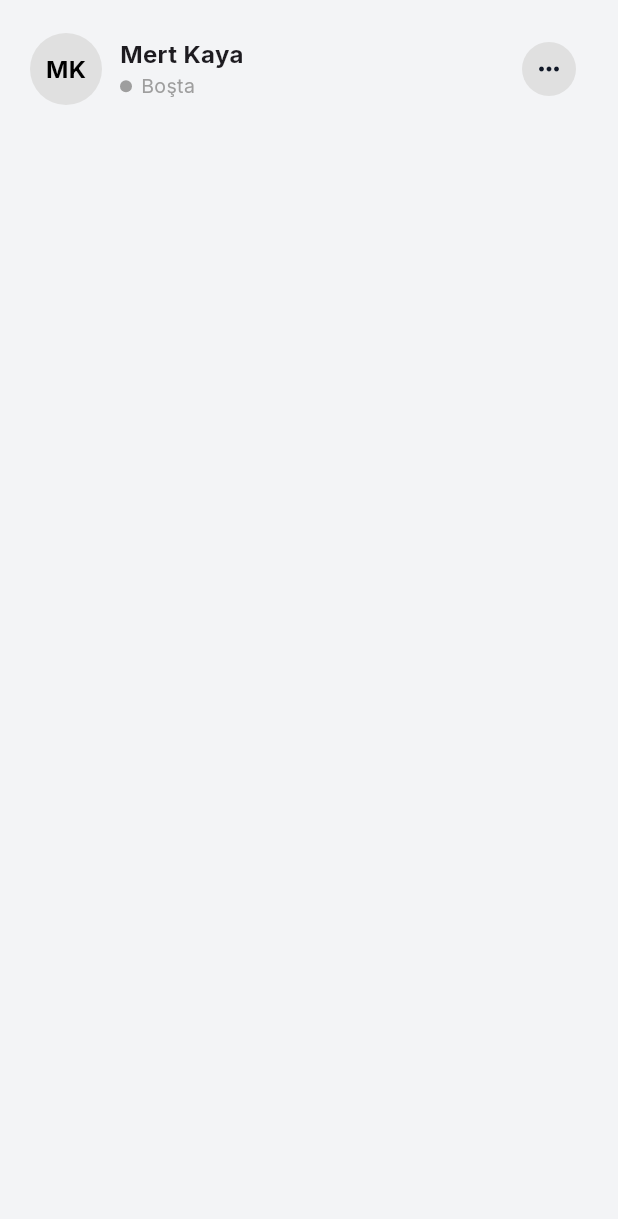
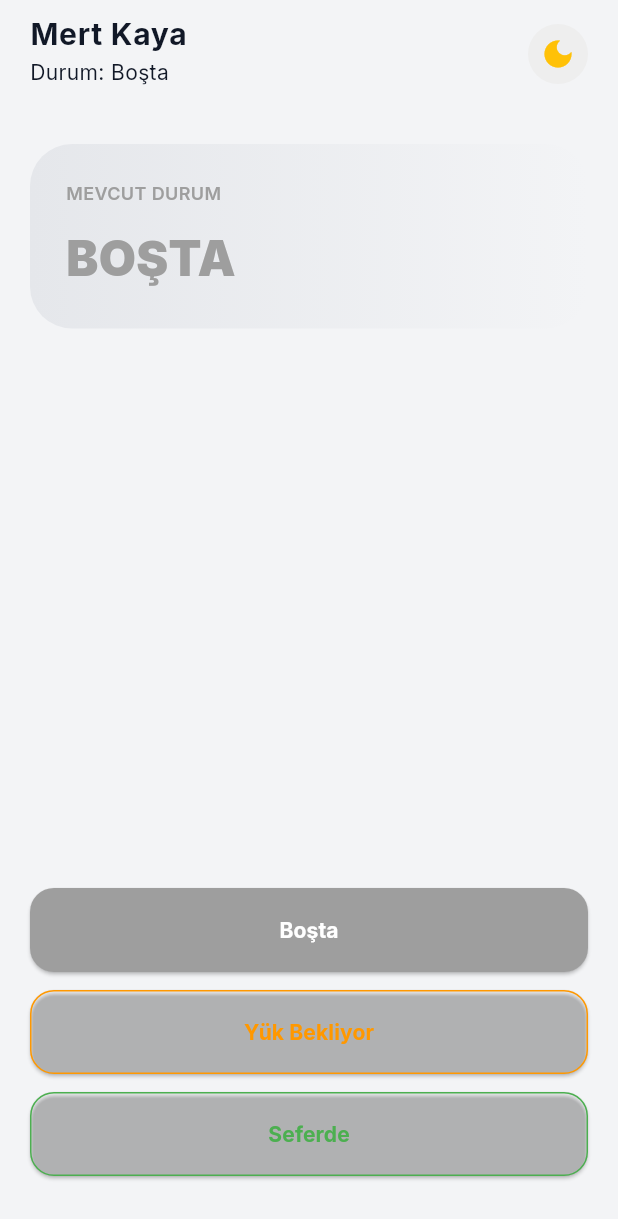
Before and after one commit to Koglerune/flutter_code_case1, a Flutter app: the screen it shows after launch, on a phone screen of 412 x 824 dp. Shown: the top 1219 px of the screen. Run offline on Flutter 3.47's test engine with Material 3 defaults, Android fonts, the phone set to English and light mode, and no system bars; our stand-ins replace flutter_riverpod, google_fonts, hive, hive_flutter; accounts and stored records are empty.

Commit message:
(feat) complete driver dashboard UI and persistence

```diff
--- a/lib/core/database/local_database.dart
+++ b/lib/core/database/local_database.dart
@@ -3,13 +3,22 @@ import '../../features/driver_board/models/driver_model.dart';
 
 class LocalDatabase {
   static late Box<Driver> driverBox;
+  static late Box settingsBox;
 
   static Future<void> initialize() async {
     await Hive.initFlutter();
-
     Hive.registerAdapter(DriverAdapter());
     Hive.registerAdapter(DriverStatusAdapter());
 
     driverBox = await Hive.openBox<Driver>('drivers');
+    settingsBox = await Hive.openBox('settings');
+
+    if (driverBox.isEmpty) {
+      final names = ['Mert Kaya', 'Caner Yılmaz', 'Ayşe Demir', 'Burak Öz', 'Deniz Ak'];
+      for (var name in names) {
+        final id = name.toLowerCase().replaceAll(' ', '_');
+        driverBox.put(id, Driver(id: id, name: name, status: DriverStatus.idle, lastUpdated: DateTime.now()));
+      }
+    }
   }
 }
--- a/lib/features/driver_board/models/driver_model.dart
+++ b/lib/features/driver_board/models/driver_model.dart
@@ -11,22 +11,17 @@ enum DriverStatus {
 
 @HiveType(typeId: 1)
 class Driver extends HiveObject {
-  @HiveField(0)
-  late String id;
-
-  @HiveField(1)
-  late String name;
-
-  @HiveField(2)
-  late DriverStatus status;
-
-  @HiveField(3)
-  late DateTime lastUpdated;
+  @HiveField(0) late String id;
+  @HiveField(1) late String name;
+  @HiveField(2) late DriverStatus status;
+  @HiveField(3) late DateTime lastUpdated;
+  @HiveField(4) DateTime? tripStartTime;
 
   Driver({
     required this.id,
     required this.name,
-    this.status = DriverStatus.idle,
+    required this.status,
     required this.lastUpdated,
+    this.tripStartTime
   });
 }
--- a/lib/features/driver_board/views/driver_board_view.dart
+++ b/lib/features/driver_board/views/driver_board_view.dart
@@ -1,13 +1,21 @@
 import 'package:flutter/material.dart';
 import 'package:flutter_riverpod/flutter_riverpod.dart';
-import '../../../core/theme/theme_provider.dart';
+import 'package:flutter_code_case1/core/theme/theme_provider.dart';
+import 'package:flutter_code_case1/features/driver_board/providers/driver_provider.dart';
+import '../models/driver_model.dart';
 
 class DriverBoardView extends ConsumerWidget {
   const DriverBoardView({super.key});
 
   @override
   Widget build(BuildContext context, WidgetRef ref) {
-    final isDark = Theme.of(context).brightness == Brightness.dark;
+    final drivers = ref.watch(driverListProvider);
+    final activeId = ref.watch(activeDriverIdProvider);
+    final driver = drivers.firstWhere((d) => d.id == activeId);
+    final isDark = ref.watch(themeProvider) == ThemeMode.dark;
+
+    Color statusColor = driver.status == DriverStatus.idle ? Colors.grey :
+                        driver.status == DriverStatus.waitingForLoad ? Colors.orange : Colors.green;
 
     return Scaffold(
       body: SafeArea(
@@ -15,68 +23,96 @@ class DriverBoardView extends ConsumerWidget {
           padding: const EdgeInsets.symmetric(horizontal: 20.0),
           child: Column(
             children: [
-              const SizedBox(height: 20),
               Row(
                 mainAxisAlignment: MainAxisAlignment.spaceBetween,
                 children: [
-                  Row(
-                    children: [
-                      CircleAvatar(
-                        radius: 24,
-                        backgroundColor: isDark ? Colors.grey[800] : Colors.grey[300],
-                        child: Text(
-                          'MK',
-                          style: TextStyle(
-                            fontWeight: FontWeight.bold,
-                            color: isDark ? Colors.white : Colors.black,
-                          ),
-                        ),
-                      ),
-                      const SizedBox(width: 12),
-                      Column(
-                        crossAxisAlignment: CrossAxisAlignment.start,
-                        children: [
-                          const Text(
-                            'Mert Kaya',
-                            style: TextStyle(fontSize: 16, fontWeight: FontWeight.bold),
-                          ),
-                          Row(
-                            children: [
-                              Container(
-                                width: 8, height: 8,
-                                decoration: const BoxDecoration(
-                                  color: Colors.grey,
-                                  shape: BoxShape.circle,
-                                ),
-                              ),
-                              const SizedBox(width: 6),
-                              const Text(
-                                'Boşta',
-                                style: TextStyle(color: Colors.grey, fontSize: 13),
-                              ),
-                            ],
-                          ),
-                        ],
-                      ),
-                    ],
+                  Expanded(
+                    child: ListTile(
+                      contentPadding: EdgeInsets.zero,
+                      title: Text(driver.name, style: const TextStyle(fontSize: 20, fontWeight: FontWeight.bold)),
+                      subtitle: Text("Durum: ${_statusText(driver.status)}"),
+                      onTap: () => _showPicker(context, ref, drivers),
+                    ),
                   ),
-                  IconButton(
-                    icon: Container(
+                  GestureDetector(
+                    onTap: () => ref.read(themeProvider.notifier).toggleTheme(),
+                    child: Container(
                       padding: const EdgeInsets.all(8),
-                      decoration: BoxDecoration(
-                        color: isDark ? Colors.grey[800] : Colors.grey[300],
-                        shape: BoxShape.circle,
-                      ),
-                      child: const Icon(Icons.more_horiz, size: 20),
+                      decoration: BoxDecoration(shape: BoxShape.circle, color: isDark ? Colors.grey[800] : Colors.grey[200]),
+                      child: Icon(isDark ? Icons.light_mode : Icons.dark_mode, color: isDark ? Colors.white : Colors.amber),
                     ),
-                    onPressed: () => ref.read(themeProvider.notifier).toggleTheme(),
                   ),
                 ],
               ),
+              const SizedBox(height: 24),
+              Container(
+                width: double.infinity,
+                padding: const EdgeInsets.all(24),
+                decoration: BoxDecoration(
+                  borderRadius: BorderRadius.circular(28),
+                  gradient: isDark ? const LinearGradient(colors: [Color(0xFF2C2C2E), Color(0xFF1C1C1E)])
+                                   : const LinearGradient(colors: [Color(0xFFE5E7EB), Color(0xFFF3F4F6)]),
+                ),
+                child: Column(
+                  crossAxisAlignment: CrossAxisAlignment.start,
+                  children: [
+                    const Text("MEVCUT DURUM", style: TextStyle(fontSize: 12, fontWeight: FontWeight.w600, color: Colors.grey)),
+                    const SizedBox(height: 12),
+                    Text(_statusText(driver.status).toUpperCase(), style: TextStyle(fontSize: 32, fontWeight: FontWeight.w900, color: statusColor)),
+                    if (driver.tripStartTime != null)
+                      Padding(
+                        padding: const EdgeInsets.only(top: 8),
+                        child: Text("Başlangıç: ${driver.tripStartTime!.hour.toString().padLeft(2, '0')}:${driver.tripStartTime!.minute.toString().padLeft(2, '0')}", style: const TextStyle(color: Colors.grey)),
+                      ),
+                  ],
+                ),
+              ),
+              const Spacer(),
+              _statusButton(ref, driver, "Boşta", DriverStatus.idle, Colors.grey),
+              const SizedBox(height: 12),
+              _statusButton(ref, driver, "Yük Bekliyor", DriverStatus.waitingForLoad, Colors.orange),
+              const SizedBox(height: 12),
+              _statusButton(ref, driver, "Seferde", DriverStatus.onRoute, Colors.green),
+              const SizedBox(height: 40),
             ],
           ),
         ),
       ),
     );
   }
+
+  String _statusText(DriverStatus status) => status == DriverStatus.idle ? "Boşta" : status == DriverStatus.waitingForLoad ? "Yük Bekliyor" : "Seferde";
+
+  Widget _statusButton(WidgetRef ref, Driver driver, String text, DriverStatus status, Color color) {
+    final isSelected = driver.status == status;
+    return SizedBox(
+      width: double.infinity, height: 56,
+      child: ElevatedButton(
+        style: ElevatedButton.styleFrom(
+          backgroundColor: isSelected ? color : Colors.transparent,
+          foregroundColor: isSelected ? Colors.white : color,
+          side: isSelected ? BorderSide.none : BorderSide(color: color),
+          shape: RoundedRectangleBorder(borderRadius: BorderRadius.circular(16)),
+        ),
+        onPressed: () => ref.read(driverListProvider.notifier).updateDriverStatus(driver.id, status),
+        child: Text(text, style: const TextStyle(fontWeight: FontWeight.bold)),
+      ),
+    );
+  }
+
+  void _showPicker(BuildContext context, WidgetRef ref, List<Driver> drivers) {
+    showModalBottomSheet(context: context, shape: const RoundedRectangleBorder(borderRadius: BorderRadius.vertical(top: Radius.circular(24))),
+      builder: (_) => SizedBox(height: 300, child: Column(children: [
+          const SizedBox(height: 20),
+          const Text("Sürücü Seç", style: TextStyle(fontSize: 18, fontWeight: FontWeight.bold)),
+          Expanded(child: ListView.builder(
+            itemCount: drivers.length,
+            itemBuilder: (context, index) => ListTile(
+              title: Text(drivers[index].name),
+              onTap: () { ref.read(activeDriverIdProvider.notifier).setActiveDriver(drivers[index].id); Navigator.pop(context); }
+            )
+          )),
+        ])),
+    );
+  }
 }
--- a/lib/main.dart
+++ b/lib/main.dart
@@ -7,15 +7,8 @@ import 'features/driver_board/views/driver_board_view.dart';
 
 void main() async {
   WidgetsFlutterBinding.ensureInitialized();
-
-  // Isar yerine artık Hive ayağa kalkıyor
   await LocalDatabase.initialize();
-
-  runApp(
-    const ProviderScope(
-      child: MyApp(),
-    ),
-  );
+  runApp(const ProviderScope(child: MyApp()));
 }
 
 class MyApp extends ConsumerWidget {
@@ -25,9 +18,13 @@ class MyApp extends ConsumerWidget {
   Widget build(BuildContext context, WidgetRef ref) {
     final themeMode = ref.watch(themeProvider);
 
+    // Eğer veritabanı kutusu açılmadıysa bir yükleme ekranı göster
+    if (!LocalDatabase.driverBox.isOpen) {
+      return const MaterialApp(home: Scaffold(body: Center(child: CircularProgressIndicator())));
+    }
+
     return MaterialApp(
       debugShowCheckedModeBanner: false,
-      title: 'Driver Board',
       theme: AppTheme.lightTheme,
       darkTheme: AppTheme.darkTheme,
       themeMode: themeMode,
```
Also changed, not shown: lib/core/theme/theme_provider.dart (+7 -4 lines), lib/features/driver_board/providers/driver_provider.dart (+14 -27 lines), lib/features/driver_board/models/driver_model.g.dart.
